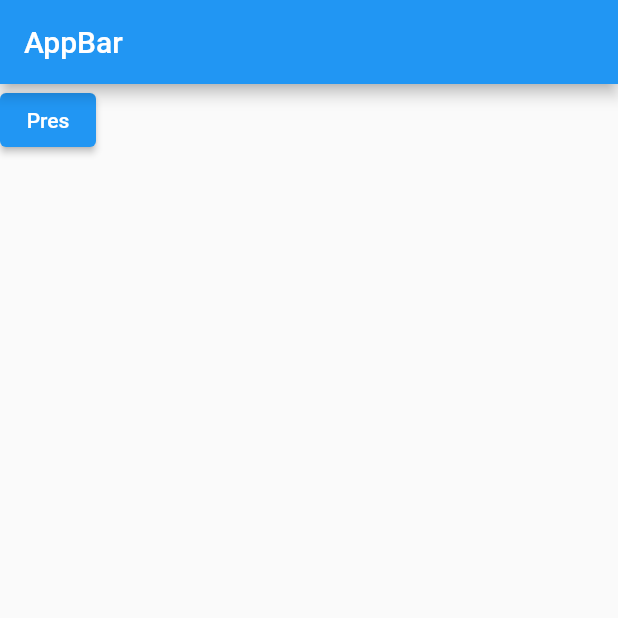
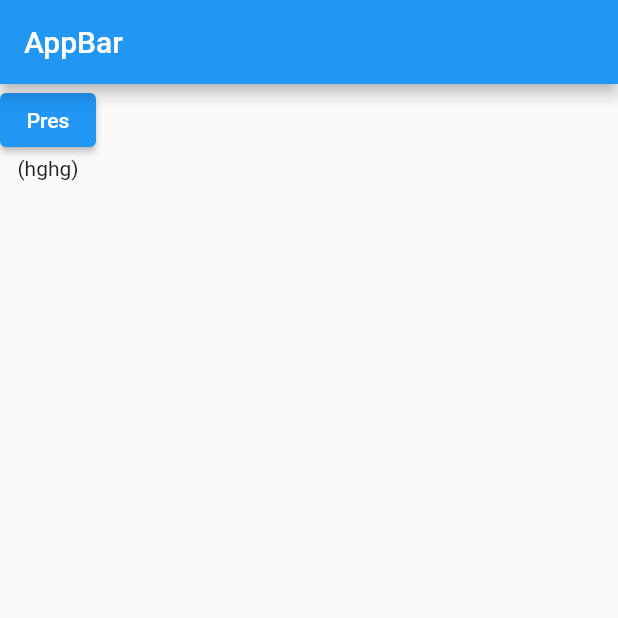
Before and after one commit to Upshot-AI/flutter_upshot_plugin, a Flutter app: the screen it shows after launch, on a phone screen of 412 x 824 dp, the top half of it. Run offline on Flutter 3.47's test engine with Material 2 defaults, Android fonts, the phone set to English and light mode, and no system bars; our stand-ins replace flutter_html.

Commit message:
upgraded the sdk version

```diff
--- a/example/assets/new_tutorial_json.json
+++ b/example/assets/new_tutorial_json.json
@@ -2,9 +2,7 @@
   "ruleId" : "",
   "name" : "one",
   "inboxVariables" : {
-    "@UserProfile-FirstName" : 1,
-    "@UserProfile-FirstName1" : "test1",
-    "":null
+    "@UserProfile-FirstName" : "Saiprasad"
   },
   "repeatCount" : 1,
   "currentSession" : 0,
--- a/example/lib/demo_screen.dart
+++ b/example/lib/demo_screen.dart
@@ -1,11 +1,24 @@
 import 'package:flutter/material.dart';
+import 'package:flutter_html/flutter_html.dart';
+import 'package:flutter_upshot_plugin/flutter_upshot_plugin.dart';
+import 'home_screen.dart';
+import 'package:html/parser.dart' show parse;
 
-import 'home_screen.dart';
-
-class DemoClass extends StatelessWidget {
+class DemoClass extends StatefulWidget {
   // final findMeGlobalKey = GlobalKey();
   // final pressMeGlobalKey = GlobalKey();
   const DemoClass({Key? key}) : super(key: key);
+
+  @override
+  State<DemoClass> createState() => _DemoClassState();
+}
+
+class _DemoClassState extends State<DemoClass> {
+  @override
+  void initState() {
+    super.initState();
+    FlutterUpshotPlugin.initializeUpshotUsingConfigFile();
+  }
 
   @override
   Widget build(BuildContext context) {
@@ -18,6 +31,11 @@ class DemoClass extends StatelessWidget {
                 MaterialPageRoute(builder: (context) => const HomeScreen())),
             child: const Text('Pres'),
           ),
+          Text(parse(
+                  '<span style="background-color: rgb(241, 196, 15);" data-mce-style="background-color: #f1c40f;"><p>hghg</p></span>')
+              .querySelectorAll("span > p")
+              .map((e) => e.innerHtml)
+              .toString())
         ],
       ),
     );
--- a/example/lib/home_screen.dart
+++ b/example/lib/home_screen.dart
@@ -24,6 +24,7 @@ class _HomeScreenState extends State<HomeScreen> {
   void initState() {
     super.initState();
     FlutterUpshotPlugin.initializeUpshotUsingConfigFile();
+
     WidgetsBinding.instance.addPostFrameCallback((_) {
       FlutterUpshotPlugin.showActivity(-1, '', context);
     });
--- a/example/pubspec.yaml
+++ b/example/pubspec.yaml
@@ -29,6 +29,9 @@ dependencies:
   # The following adds the Cupertino Icons font to your application.
   # Use with the CupertinoIcons class for iOS style icons.
   cupertino_icons: ^1.0.2
+  # html_unescape: ^2.0.0
+  flutter_html: ^2.2.1
+  html:
 
 dev_dependencies:
   flutter_test:
--- a/lib/flutter_upshot_plugin.dart
+++ b/lib/flutter_upshot_plugin.dart
@@ -9,12 +9,12 @@ class FlutterUpshotPlugin {
   static const MethodChannel _channel = MethodChannel('flutter_upshot_plugin');
 
   static void initializeUpshotUsingConfigFile() {
-    _channel.invokeMethod("setTechnologyType");
+    // _channel.invokeMethod("setTechnologyType");
     _channel.invokeMethod("initializeUpshotUsingConfigFile");
   }
 
   static void initialiseUpshotUsingOptions(Map options) {
-    _channel.invokeMethod("setTechnologyType");
+    // _channel.invokeMethod("setTechnologyType");
     _channel.invokeMethod("initializeUsingOptions", options);
   }
 
@@ -94,8 +94,8 @@ class FlutterUpshotPlugin {
 
   static void showActivity(int type, String tag, [BuildContext? context]) {
     Map values = {'type': type, 'tag': tag};
+    UpshotMethodChannelInternal(context: context);
     _channel.invokeMethod("showActivity", values);
-    UpshotMethodChannelInternal(context: context);
   }
 
   static void showActivityWithId(String activityId) {
--- a/lib/show_tutorial/models/interactive_tutorial/button_info.dart
+++ b/lib/show_tutorial/models/interactive_tutorial/button_info.dart
@@ -36,7 +36,7 @@ class ButtonInfo {
         title: data['title'] as String?,
         backgroundColor: data['backgroundColor'] as String?,
         opacity: data['opacity'] as int?,
-        fontSize: data['fontSize'] as int?,
+        fontSize: (data['fontSize'] is int) ? (data['fontSize'] as int?) : 20,
         fontName: data['fontName'] as String?,
         fontColor: data['fontColor'] as String?,
         fontStyle: data['fontStyle'] as String?,
--- a/lib/show_tutorial/models/interactive_tutorial/description_info.dart
+++ b/lib/show_tutorial/models/interactive_tutorial/description_info.dart
@@ -21,7 +21,7 @@ class DescriptionInfo {
         opacity: (data['opacity'] is int)
             ? double.parse(data['opacity'].toString())
             : data['opacity'] as double?,
-        fontSize: data['fontSize'] as int?,
+        fontSize: (data['fontSize'] is int) ? (data['fontSize'] as int?) : 20,
         fontName: data['fontName'] as String?,
       );
 
--- a/lib/show_tutorial/models/interactive_tutorial/interactive_tutorial_elements_model.dart
+++ b/lib/show_tutorial/models/interactive_tutorial/interactive_tutorial_elements_model.dart
@@ -27,7 +27,7 @@ class InteractiveTutorialElementsModel {
         borderColor: data['borderColor'] as String?,
         position: data['position'] as int?,
         bgImage: data['bgImage'] as String?,
-        scaleType: data['scaleType'] as int?,
+        scaleType: data['scaleType'] is int ? (data['scaleType'] as int?) : 1,
         description: data['description'] == null
             ? null
             : DescriptionInfo.fromMap(
```
Also changed, not shown: lib/show_tutorial/show_tutorials_viewmodel.dart (+10 -11 lines), 5 other files.
